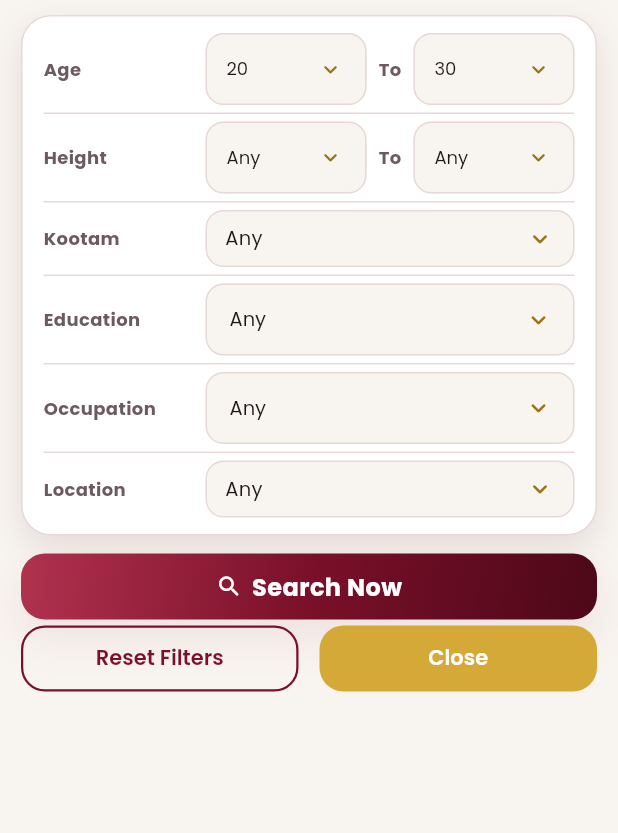
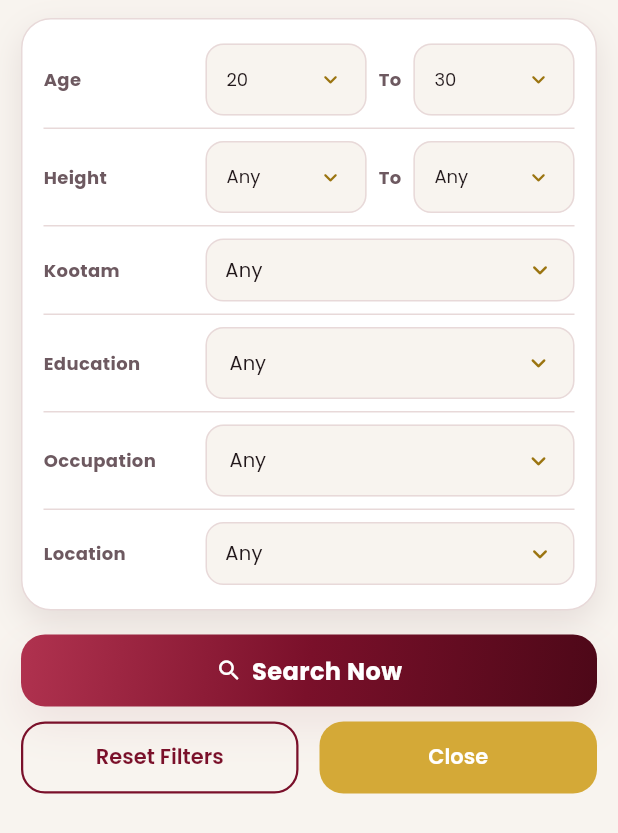
Before and after one commit to Rithish-25/Kongu-Matrimony, a Flutter app: the HoroscopeScreen screen opened directly, after a tap on "Edit Filters", on a phone screen of 412 x 824 dp. Shown: the top 833 px of the screen. Run offline on Flutter 3.47's test engine with Material 3 defaults, Android fonts, the phone set to English and light mode, and no system bars; our stand-ins replace flutter_native_splash, google_fonts, shared_preferences; accounts and stored records are empty; network calls fail.

Commit message:
Adjust form layout sizes and button heights to fill empty bottom gap correctly

```diff
--- a/lib/screens/horoscope/horoscope_screen.dart
+++ b/lib/screens/horoscope/horoscope_screen.dart
@@ -301,11 +301,11 @@ class HoroscopeScreenState extends State<HoroscopeScreen> {
   Widget _buildAdvancedSearchForm(BuildContext context, ThemeData theme, List<Profile> allProfiles) {
     return SingleChildScrollView(
       physics: const BouncingScrollPhysics(),
-      padding: const EdgeInsets.only(left: AppConstants.spacingM, right: AppConstants.spacingM, top: 10.0, bottom: 24.0),
+      padding: const EdgeInsets.only(left: AppConstants.spacingM, right: AppConstants.spacingM, top: 12.0, bottom: 24.0),
       child: Column(
         children: [
           Container(
-            padding: const EdgeInsets.symmetric(horizontal: AppConstants.spacingM, vertical: 6.0),
+            padding: const EdgeInsets.symmetric(horizontal: AppConstants.spacingM, vertical: 8.0),
             decoration: BoxDecoration(
               color: Colors.white,
               borderRadius: BorderRadius.circular(AppConstants.borderRadiusLarge),
@@ -378,21 +378,21 @@ class HoroscopeScreenState extends State<HoroscopeScreen> {
               ],
             ),
           ),
-          const SizedBox(height: 12),
+          const SizedBox(height: 16),
 
           // Search button
           PrimaryButton(
             text: 'Search Now',
-            height: 44,
+            height: 48,
             icon: const Icon(Icons.search_rounded, color: Colors.white, size: 18),
             onPressed: () => _performAdvancedSearch(allProfiles),
           ),
-          const SizedBox(height: 4),
+          const SizedBox(height: 10),
           Row(
             children: [
               Expanded(
                 child: SizedBox(
-                  height: 44,
+                  height: 48,
                   child: OutlinedButton(
                     onPressed: _resetFilters,
                     style: OutlinedButton.styleFrom(
@@ -409,7 +409,7 @@ class HoroscopeScreenState extends State<HoroscopeScreen> {
               const SizedBox(width: AppConstants.spacingM),
               Expanded(
                 child: SizedBox(
-                  height: 44,
+                  height: 48,
                   child: ElevatedButton(
                     onPressed: () {
                       setState(() {
@@ -453,7 +453,7 @@ class HoroscopeScreenState extends State<HoroscopeScreen> {
     required ValueChanged<String?> onChanged,
   }) {
     return Padding(
-      padding: const EdgeInsets.symmetric(vertical: 5.0),
+      padding: const EdgeInsets.symmetric(vertical: 8.0),
       child: Row(
         crossAxisAlignment: CrossAxisAlignment.center,
         children: [
@@ -473,7 +473,7 @@ class HoroscopeScreenState extends State<HoroscopeScreen> {
             child: DropdownButtonFormField<String>(
               value: value,
               decoration: InputDecoration(
-                contentPadding: const EdgeInsets.symmetric(horizontal: 12, vertical: 6),
+                contentPadding: const EdgeInsets.symmetric(horizontal: 12, vertical: 8),
                 border: OutlineInputBorder(
                   borderRadius: BorderRadius.circular(12),
                   borderSide: const BorderSide(color: AppColors.border),
@@ -510,7 +510,7 @@ class HoroscopeScreenState extends State<HoroscopeScreen> {
 
   Widget _buildKootamSearchField(BuildContext context) {
     return Padding(
-      padding: const EdgeInsets.symmetric(vertical: 5.0),
+      padding: const EdgeInsets.symmetric(vertical: 8.0),
       child: Row(
         crossAxisAlignment: CrossAxisAlignment.center,
         children: [
@@ -530,7 +530,7 @@ class HoroscopeScreenState extends State<HoroscopeScreen> {
             child: GestureDetector(
               onTap: () => _showKootamSearchDialog(context),
               child: Container(
-                padding: const EdgeInsets.symmetric(horizontal: 12, vertical: 8),
+                padding: const EdgeInsets.symmetric(horizontal: 12, vertical: 10),
                 decoration: BoxDecoration(
                   color: AppColors.background,
                   borderRadius: BorderRadius.circular(12),
@@ -756,7 +756,7 @@ class HoroscopeScreenState extends State<HoroscopeScreen> {
     required ValueChanged<String?> onEndChanged,
   }) {
     return Padding(
-      padding: const EdgeInsets.symmetric(vertical: 5.0),
+      padding: const EdgeInsets.symmetric(vertical: 8.0),
       child: Row(
         crossAxisAlignment: CrossAxisAlignment.center,
         children: [
@@ -779,7 +779,7 @@ class HoroscopeScreenState extends State<HoroscopeScreen> {
                   child: DropdownButtonFormField<String>(
                     value: startValue,
                     decoration: InputDecoration(
-                      contentPadding: const EdgeInsets.symmetric(horizontal: 10, vertical: 6),
+                      contentPadding: const EdgeInsets.symmetric(horizontal: 10, vertical: 8),
                       border: OutlineInputBorder(
                         borderRadius: BorderRadius.circular(12),
                         borderSide: const BorderSide(color: AppColors.border),
@@ -812,7 +812,7 @@ class HoroscopeScreenState extends State<HoroscopeScreen> {
                   child: DropdownButtonFormField<String>(
                     value: endValue,
                     decoration: InputDecoration(
-                      contentPadding: const EdgeInsets.symmetric(horizontal: 10, vertical: 6),
+                      contentPadding: const EdgeInsets.symmetric(horizontal: 10, vertical: 8),
                       border: OutlineInputBorder(
                         borderRadius: BorderRadius.circular(12),
                         borderSide: const BorderSide(color: AppColors.border),
@@ -962,7 +962,7 @@ class HoroscopeScreenState extends State<HoroscopeScreen> {
 
   Widget _buildLocationSearchField(BuildContext context) {
     return Padding(
-      padding: const EdgeInsets.symmetric(vertical: 5.0),
+      padding: const EdgeInsets.symmetric(vertical: 8.0),
       child: Row(
         crossAxisAlignment: CrossAxisAlignment.center,
         children: [
@@ -982,7 +982,7 @@ class HoroscopeScreenState extends State<HoroscopeScreen> {
             child: GestureDetector(
               onTap: () => _showLocationSearchDialog(context),
               child: Container(
-                padding: const EdgeInsets.symmetric(horizontal: 12, vertical: 8),
+                padding: const EdgeInsets.symmetric(horizontal: 12, vertical: 10),
                 decoration: BoxDecoration(
                   color: AppColors.background,
                   borderRadius: BorderRadius.circular(12),
```
